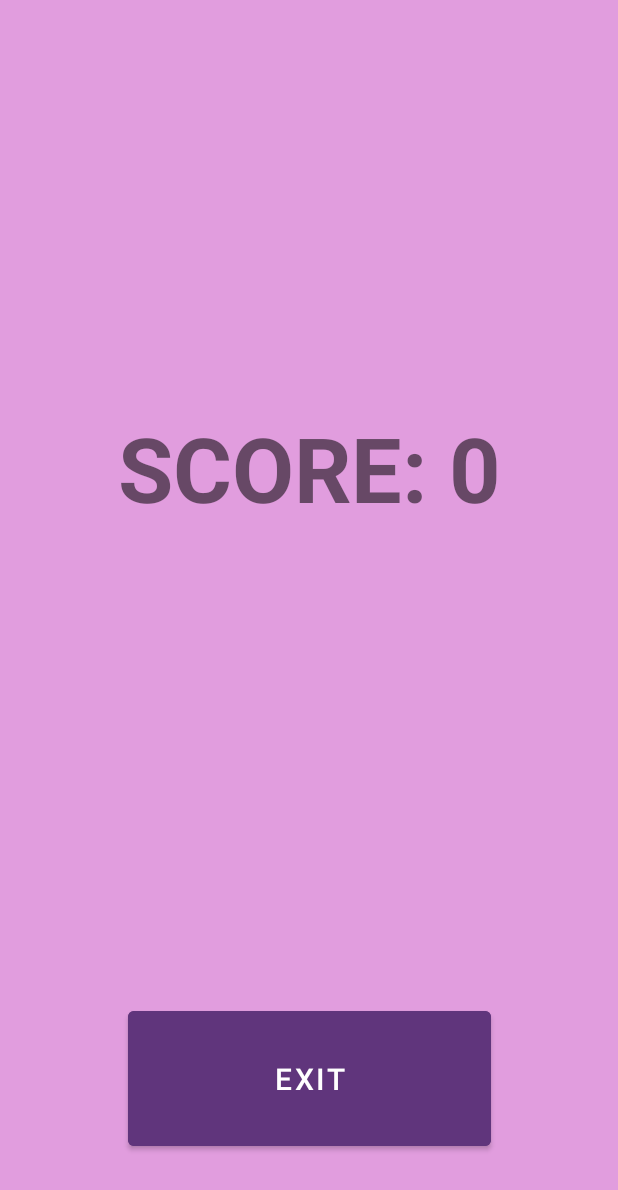
After one commit to darciemurphy03/Maths-Quiz-App, an Android app: the scoreDisplayPage screen opened directly, with no data from a screen before it, on a phone screen of 412 x 824 dp. The commit adds this screen. Shown: the top 1190 px of the screen. Run offline under Robolectric (Android 15) with nearby library versions, the phone set to English and light mode, and no system bars; our stand-ins replace Firebase (no records; nobody signed in at launch, a user with empty details on screens opened directly).

Commit message:
score still needs to be updated on score page

```diff
--- a/app/src/main/AndroidManifest.xml
+++ b/app/src/main/AndroidManifest.xml
@@ -1,7 +1,8 @@
 <?xml version="1.0" encoding="utf-8"?>
 <manifest xmlns:android="http://schemas.android.com/apk/res/android"
     xmlns:tools="http://schemas.android.com/tools">
-    <uses-permission android:name="android.permission.INTERNET"></uses-permission>
+
+    <uses-permission android:name="android.permission.INTERNET" />
 
     <application
         android:allowBackup="true"
@@ -14,6 +15,9 @@
         android:theme="@style/Theme.COM413Application"
         tools:targetApi="31">
         <activity
+            android:name=".scoreDisplayPage"
+            android:exported="false" />
+        <activity
             android:name=".MainActivity"
             android:exported="true">
             <intent-filter>
--- a/app/src/main/java/com/example/com413application/MultiplyPage.java
+++ b/app/src/main/java/com/example/com413application/MultiplyPage.java
@@ -1,5 +1,6 @@
 package com.example.com413application;
 
+import android.content.Intent;
 import android.os.Bundle;
 import android.view.LayoutInflater;
 import android.view.View;
@@ -23,7 +24,8 @@ public class MultiplyPage extends Fragment {
     TextView questionView;
     TextView qNumberDisplay;
     Button btnChoice1, btnChoice2, btnChoice3, btnChoice4;
-    int score = 0;
+    public int score;
+    public int score2;
     int questionNumber = 0;
     String answer;
     DatabaseReference questionRef, choice1Ref, choice2Ref, choice3Ref, choice4Ref, answerRef;
@@ -192,6 +194,12 @@ public class MultiplyPage extends Fragment {
                     String choice = dataSnapshot.getValue(String.class);
                     btnChoice4.setText(choice);
                         questionNumber++;
+                    if (questionNumber == 9) {
+
+                        Intent i = new Intent(getActivity(), scoreDisplayPage.class);
+                        startActivity(i);
+
+                    }
                 }
 
                 @Override
--- /dev/null
+++ b/app/src/main/java/com/example/com413application/scoreDisplayPage.java
@@ -0,0 +1,35 @@
+package com.example.com413application;
+
+import androidx.appcompat.app.AppCompatActivity;
+
+import android.content.Intent;
+import android.os.Bundle;
+import android.view.View;
+import android.widget.Button;
+import android.widget.TextView;
+
+public class scoreDisplayPage extends AppCompatActivity {
+
+    TextView scoreDisplay;
+    Button btn_return;
+
+    @Override
+    protected void onCreate(Bundle savedInstanceState) {
+        super.onCreate(savedInstanceState);
+        setContentView(R.layout.activity_score_display_page);
+
+        scoreDisplay = (TextView)findViewById(R.id.scoreDisplay);
+        btn_return = (Button)findViewById(R.id.btn_return);
+        MultiplyPage multiplyPage = new MultiplyPage();
+        scoreDisplay.setText("Score: " + multiplyPage.score);
+
+        btn_return.setOnClickListener(new View.OnClickListener() {
+            @Override
+            public void onClick(View view) {
+                Intent i = new Intent(scoreDisplayPage.this, MainActivity.class);
+                startActivity(i);
+            }
+        });
+
+    }
+}
--- /dev/null
+++ b/app/src/main/res/layout/activity_score_display_page.xml
@@ -0,0 +1,40 @@
+<?xml version="1.0" encoding="utf-8"?>
+<androidx.constraintlayout.widget.ConstraintLayout xmlns:android="http://schemas.android.com/apk/res/android"
+    xmlns:app="http://schemas.android.com/apk/res-auto"
+    xmlns:tools="http://schemas.android.com/tools"
+    android:layout_width="match_parent"
+    android:layout_height="match_parent"
+    android:background="#E19DDE">
+
+    <TextView
+        android:id="@+id/scoreDisplay"
+        android:layout_width="0dp"
+        android:layout_height="0dp"
+        android:layout_marginStart="44dp"
+        android:layout_marginTop="271dp"
+        android:layout_marginEnd="44dp"
+        android:layout_marginBottom="70dp"
+        android:text="Score: "
+        android:textAlignment="center"
+        android:textAllCaps="true"
+        android:textSize="60sp"
+        android:textStyle="bold"
+        app:layout_constraintBottom_toTopOf="@+id/btn_return"
+        app:layout_constraintEnd_toEndOf="parent"
+        app:layout_constraintHorizontal_bias="0.0"
+        app:layout_constraintStart_toStartOf="parent"
+        app:layout_constraintTop_toTopOf="parent" />
+
+    <Button
+        android:id="@+id/btn_return"
+        android:layout_width="242dp"
+        android:layout_height="102dp"
+        android:layout_marginBottom="54dp"
+        android:backgroundTint="#60357C"
+        android:text="exit"
+        android:textSize="20sp"
+        app:layout_constraintBottom_toBottomOf="parent"
+        app:layout_constraintEnd_toEndOf="parent"
+        app:layout_constraintStart_toStartOf="parent"
+        app:layout_constraintTop_toBottomOf="@+id/scoreDisplay" />
+</androidx.constraintlayout.widget.ConstraintLayout>
```
Also changed, not shown: app/src/main/res/layout/activity_main.xml (+14 -13 lines).
